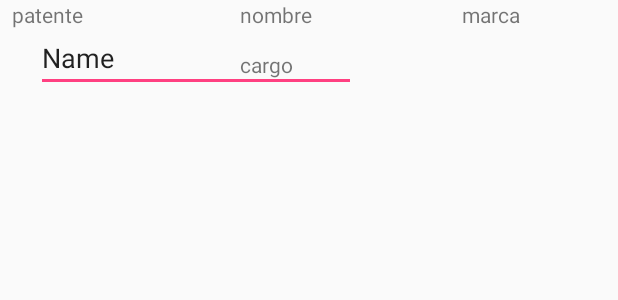
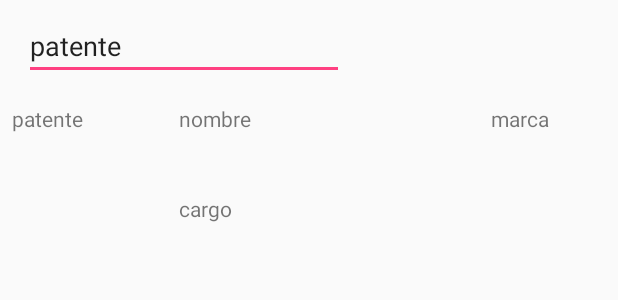
Before and after one commit to Grupo4Priscila/ProyectoFinal, an Android app: the layout patente.xml on its own in the app's theme, with its tools: preview values and no code run, on a phone screen of 412 x 824 dp. Shown: the top 300 px of the screen. Run offline under Robolectric (Android 15) with nearby library versions, the phone set to English and light mode, and no system bars.

Commit message:
add clase app, modificado el androidManifest, fix MainActivity, fix clase persona y vehiculo

```diff
--- a/app/src/main/AndroidManifest.xml
+++ b/app/src/main/AndroidManifest.xml
@@ -2,7 +2,10 @@
 <manifest xmlns:android="http://schemas.android.com/apk/res/android"
     package="cl.ucn.disc.dam.autolog">
 
+    <uses-permission android:name="android.permission.INTERNET" />
+
     <application
+        android:name=".App"
         android:allowBackup="true"
         android:icon="@mipmap/ic_launcher"
         android:label="@string/app_name"
--- a/app/src/main/java/cl/ucn/disc/dam/autolog/model/Persona.java
+++ b/app/src/main/java/cl/ucn/disc/dam/autolog/model/Persona.java
@@ -96,7 +96,7 @@ public final class Persona extends BaseModel{
     @Setter
     List<Vehiculo> vehiculos;
 
-    public Persona(String rut, String nombre, String correo, int telefono, int anexo, String unidad, String oficina, String tipo, String cargo, List<Vehiculo> vehiculos) {
+  /*  public Persona(String rut, String nombre, String correo, int telefono, int anexo, String unidad, String oficina, String tipo, String cargo, List<Vehiculo> vehiculos) {
         this.rut = rut;
         this.nombre = nombre;
         this.correo = correo;
@@ -108,7 +108,7 @@ public final class Persona extends BaseModel{
         this.cargo = cargo;
         this.vehiculos = vehiculos;
     }
-
+*/
     @OneToMany(methods = OneToMany.Method.ALL, variableName = "vehiculos")
     public List<Vehiculo> oneToManyVehiculos(){
         if(vehiculos == null){
--- a/app/src/main/java/cl/ucn/disc/dam/autolog/model/Vehiculo.java
+++ b/app/src/main/java/cl/ucn/disc/dam/autolog/model/Vehiculo.java
@@ -58,7 +58,7 @@ public final class Vehiculo{
     @Column
     String descripcion;
 
-    public Vehiculo(Persona responsable, String patente, String marca, String color, String modelo, int anio, String descripcion) {
+  /*  public Vehiculo(Persona responsable, String patente, String marca, String color, String modelo, int anio, String descripcion) {
         this.responsable = responsable;
         this.patente = patente;
         this.marca = marca;
@@ -67,5 +67,5 @@ public final class Vehiculo{
         this.anio = anio;
         this.descripcion = descripcion;
     }
-
+*/
 }
--- a/app/src/main/res/layout/patente.xml
+++ b/app/src/main/res/layout/patente.xml
@@ -6,74 +6,76 @@
     android:layout_width="match_parent"
     android:layout_height="match_parent">
 
-<LinearLayout
-    xmlns:android="http://schemas.android.com/apk/res/android"
-    android:layout_width="match_parent"
-    android:layout_height="match_parent"
-    android:paddingLeft="16dp"
-    android:paddingRight="16dp"
-    android:orientation="horizontal" >
-
     <EditText
-        android:id="@+id/editText2"
+        android:id="@+id/escribePatente"
         android:layout_width="wrap_content"
         android:layout_height="wrap_content"
-        android:layout_marginStart="8dp"
-        android:layout_marginTop="16dp"
+        android:layout_marginStart="16dp"
+        android:layout_marginTop="8dp"
         android:ems="10"
         android:inputType="textPersonName"
-        android:text="Name"
         app:layout_constraintStart_toStartOf="parent"
-        app:layout_constraintTop_toTopOf="parent" />
+        app:layout_constraintTop_toTopOf="parent"
+        tools:text="patente" />
 
-</LinearLayout>
+    <android.support.constraint.ConstraintLayout xmlns:android="http://schemas.android.com/apk/res/android"
+        android:id="@+id/linearLayout2"
+        android:layout_width="match_parent"
+        android:layout_height="113dp"
+        android:layout_marginTop="8dp"
+        app:layout_constraintTop_toBottomOf="@+id/escribePatente"
+        tools:layout_editor_absoluteX="0dp"
+        tools:ignore="MissingConstraints">
+
+        <TextView
+            android:id="@+id/patente"
+            android:layout_width="103dp"
+            android:layout_height="93dp"
+            android:layout_marginStart="8dp"
+            android:layout_marginTop="8dp"
+            android:text="patente"
+            app:layout_constraintStart_toStartOf="parent"
+            app:layout_constraintTop_toTopOf="parent"
+            tools:ignore="MissingConstraints" />
+
+        <TextView
+            android:id="@+id/marcaVehiculo"
+            android:layout_width="66dp"
+            android:layout_height="92dp"
+            android:layout_marginEnd="8dp"
+            android:layout_marginStart="8dp"
+            android:layout_marginTop="8dp"
+            android:onClick="ShowPopup_datos"
+            android:text="marca"
+            app:layout_constraintEnd_toEndOf="parent"
+            app:layout_constraintStart_toEndOf="@+id/responsable"
+            app:layout_constraintTop_toTopOf="parent"
+            tools:ignore="MissingConstraints" />
 
 
+        <TextView
+            android:id="@+id/responsable"
+            android:layout_width="189dp"
+            android:layout_height="52dp"
+            android:layout_marginStart="8dp"
+            android:layout_marginTop="8dp"
+            android:text="nombre"
+            app:layout_constraintStart_toEndOf="@+id/patente"
+            app:layout_constraintTop_toTopOf="parent"
+            tools:ignore="MissingConstraints" />
 
-    <TextView
-        android:id="@+id/textView"
-        android:layout_width="144dp"
-        android:layout_height="68dp"
-        android:layout_marginStart="8dp"
-        android:text="patente"
-        app:layout_constraintStart_toStartOf="parent"
-        tools:layout_editor_absoluteY="96dp"
-        tools:ignore="MissingConstraints" />
+        <TextView
+            android:id="@+id/cargoResponsable"
+            android:layout_width="186dp"
+            android:layout_height="33dp"
+            android:layout_marginStart="8dp"
+            android:layout_marginTop="8dp"
+            android:text="cargo"
+            app:layout_constraintStart_toEndOf="@+id/patente"
+            app:layout_constraintTop_toBottomOf="@+id/responsable" />
 
-    <TextView
-        android:id="@+id/textView2"
-        android:layout_width="122dp"
-        android:layout_height="33dp"
-        android:layout_marginStart="8dp"
-        android:text="nombre"
-        app:layout_constraintStart_toEndOf="@+id/textView"
-        tools:ignore="MissingConstraints"
-        tools:layout_editor_absoluteY="96dp" />
 
-    <TextView
-        android:onClick="ShowPopup_datos"
-        android:id="@+id/textView3"
-        android:layout_width="72dp"
-        android:layout_height="69dp"
-        android:layout_marginEnd="8dp"
-        android:layout_marginStart="8dp"
-        android:text="marca"
-        app:layout_constraintEnd_toEndOf="parent"
-        app:layout_constraintHorizontal_bias="0.428"
-        app:layout_constraintStart_toEndOf="@+id/textView2"
-        tools:layout_editor_absoluteY="96dp"
-        tools:ignore="MissingConstraints" />
+    </android.support.constraint.ConstraintLayout>
 
-    <TextView
-        android:id="@+id/textView4"
-        android:layout_width="121dp"
-        android:layout_height="31dp"
-        android:layout_marginEnd="8dp"
-        android:layout_marginStart="8dp"
-        android:text="cargo"
-        app:layout_constraintEnd_toStartOf="@+id/textView3"
-        app:layout_constraintHorizontal_bias="0.0"
-        app:layout_constraintStart_toEndOf="@+id/textView"
-        app:layout_constraintTop_toBottomOf="@+id/textView2" />
 
 </android.support.constraint.ConstraintLayout>
--- /dev/null
+++ b/app/src/main/res/values/ids.xml
@@ -0,0 +1,4 @@
+<?xml version="1.0" encoding="utf-8"?>
+<resources>
+    <item name="listaPatente" type="id" />
+</resources>
```
Also changed, not shown: app/build.gradle (+7 -0 lines), app/src/main/java/cl/ucn/disc/dam/autolog/App.java (added, +33 -0 lines), app/src/main/java/cl/ucn/disc/dam/autolog/MainActivity.java (+72 -8 lines), app/src/main/java/cl/ucn/disc/dam/autolog/adapters/Adaptador.java (+5 -5 lines), app/src/main/res/layout/activity_main.xml (+8 -3 lines).
